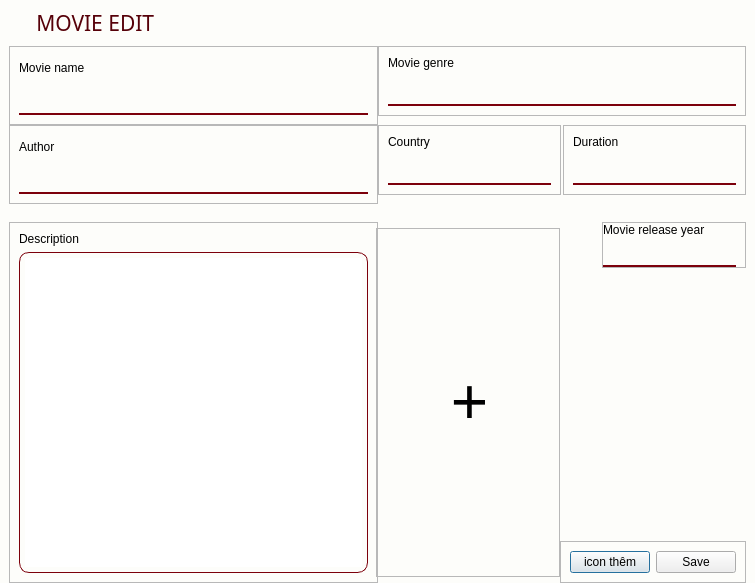
Qt form ui/admin/MovieEdit.ui (nhuanh1070/FinalProject) before a commit.
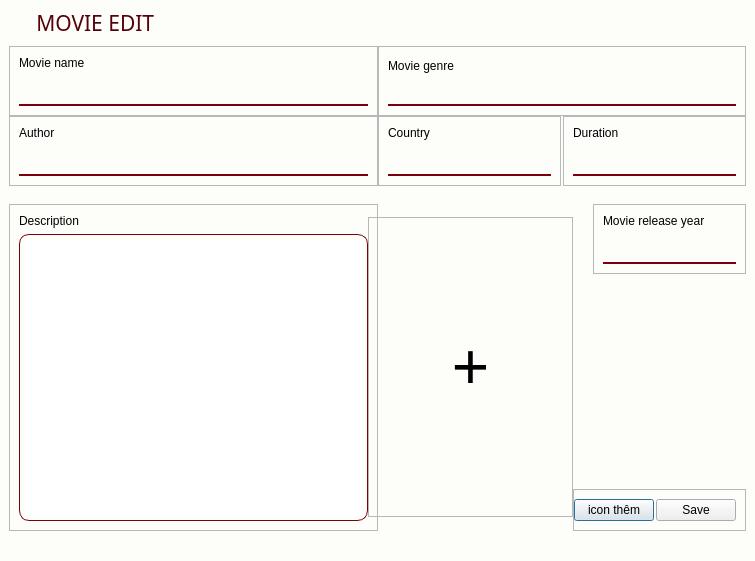
The same form after that commit.

Patch:
```diff
--- a/ui/admin/MovieEdit.ui
+++ b/ui/admin/MovieEdit.ui
@@ -7,7 +7,7 @@
     <x>0</x>
     <y>0</y>
     <width>755</width>
-    <height>583</height>
+    <height>561</height>
    </rect>
   </property>
   <property name="minimumSize">
@@ -252,6 +252,12 @@
                <enum>QFrame::Raised</enum>
               </property>
               <layout class="QVBoxLayout" name="verticalLayout_4">
+               <property name="spacing">
+                <number>0</number>
+               </property>
+               <property name="bottomMargin">
+                <number>9</number>
+               </property>
                <item>
                 <widget class="QLabel" name="label_3">
                  <property name="text">
@@ -259,13 +265,13 @@
                  </property>
                 </widget>
                </item>
-               <item>
+               <item alignment="Qt::AlignBottom">
                 <widget class="QLineEdit" name="lineEditGenre"/>
                </item>
               </layout>
              </widget>
             </item>
-            <item>
+            <item alignment="Qt::AlignTop">
              <widget class="QWidget" name="widget_6" native="true">
               <layout class="QHBoxLayout" name="horizontalLayout_2">
                <property name="spacing">
@@ -275,11 +281,14 @@
                 <number>0</number>
                </property>
                <property name="topMargin">
-                <number>9</number>
+                <number>0</number>
                </property>
                <property name="rightMargin">
                 <number>0</number>
                </property>
+               <property name="bottomMargin">
+                <number>0</number>
+               </property>
                <item>
                 <widget class="QFrame" name="frame_6">
                  <property name="frameShape">
@@ -373,7 +382,7 @@
              <number>0</number>
             </property>
             <property name="bottomMargin">
-             <number>0</number>
+             <number>30</number>
             </property>
             <item alignment="Qt::AlignLeft">
              <widget class="QFrame" name="frame_4">
@@ -417,14 +426,14 @@
              <widget class="QFrame" name="frame_7">
               <property name="minimumSize">
                <size>
-                <width>184</width>
-                <height>349</height>
+                <width>205</width>
+                <height>300</height>
                </size>
               </property>
               <property name="maximumSize">
                <size>
-                <width>184</width>
-                <height>349</height>
+                <width>205</width>
+                <height>300</height>
                </size>
               </property>
               <property name="frameShape">
@@ -517,19 +526,19 @@
                  </property>
                  <layout class="QVBoxLayout" name="verticalLayout_14">
                   <property name="spacing">
-                   <number>0</number>
+                   <number>6</number>
                   </property>
                   <property name="leftMargin">
-                   <number>0</number>
+                   <number>9</number>
                   </property>
                   <property name="topMargin">
-                   <number>0</number>
+                   <number>9</number>
                   </property>
                   <property name="rightMargin">
                    <number>9</number>
                   </property>
                   <property name="bottomMargin">
-                   <number>0</number>
+                   <number>9</number>
                   </property>
                   <item>
                    <widget class="QLabel" name="label_8">
@@ -553,6 +562,12 @@
                   <enum>QFrame::Raised</enum>
                  </property>
                  <layout class="QHBoxLayout" name="horizontalLayout_4">
+                  <property name="spacing">
+                   <number>2</number>
+                  </property>
+                  <property name="leftMargin">
+                   <number>0</number>
+                  </property>
                   <item>
                    <widget class="QPushButton" name="pushButton_AddPoster">
                     <property name="text">
```
